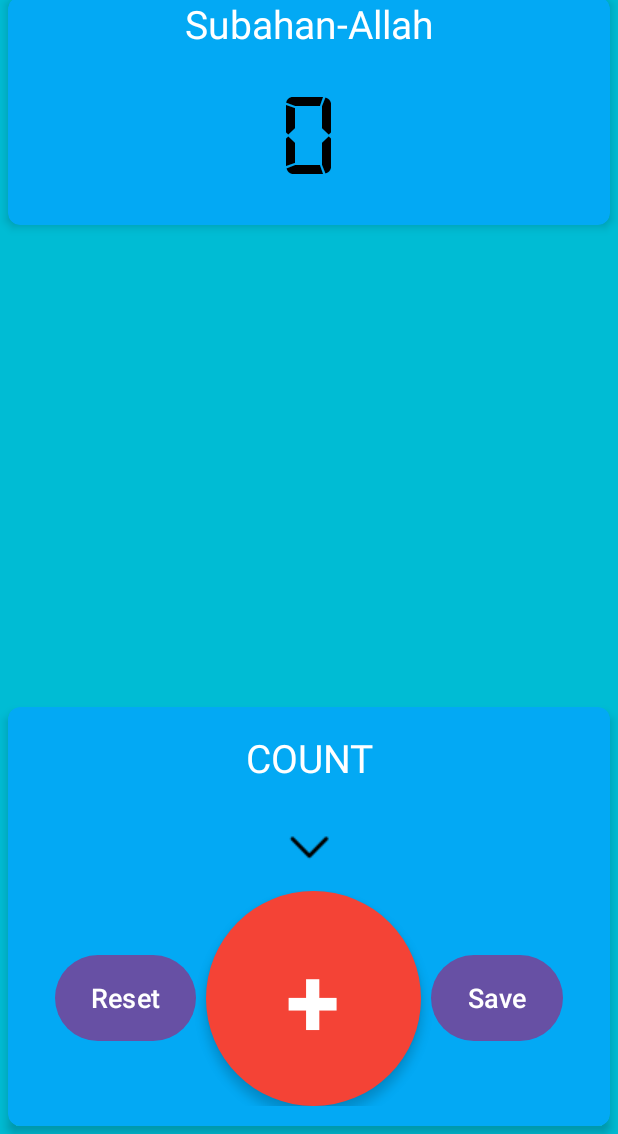
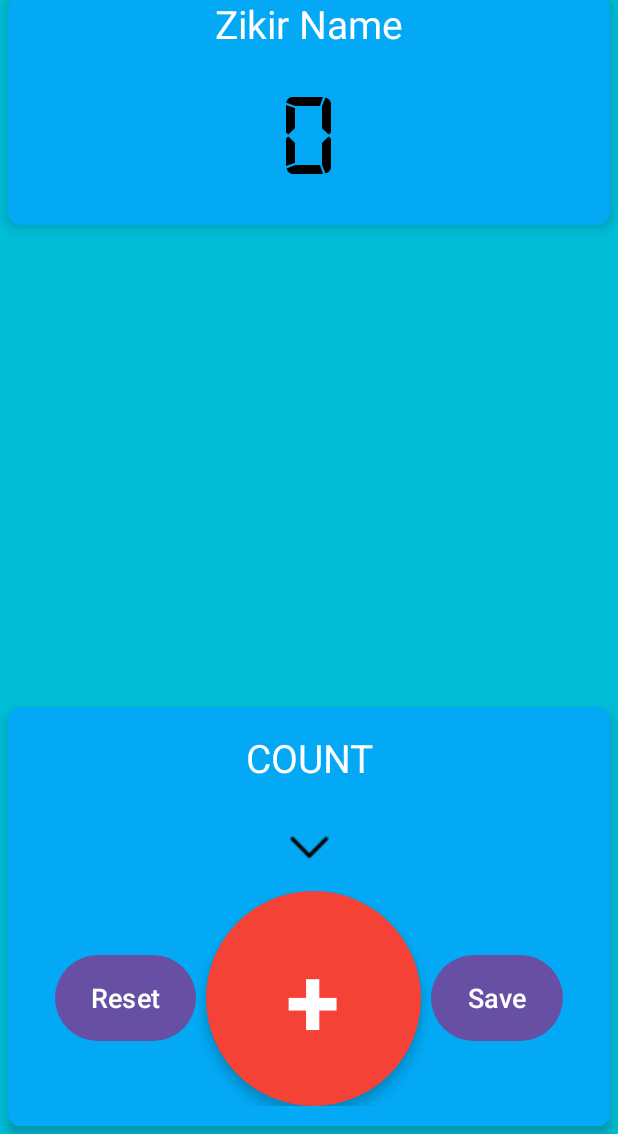
Before and after one commit to imraj2020/ZikirCounter, an Android app: the layout activity_main.xml on its own in the app's theme, with its tools: preview values and no code run, on a phone screen of 412 x 824 dp, the part 102-1236 px from its top. Run offline under Robolectric (Android 15) with nearby library versions, the phone set to English and light mode, and no system bars.

Commit message:
3rd commit

```diff
--- a/app/src/main/java/com/cse/zikircounter/RoomDB/ZikirCountDAO.kt
+++ b/app/src/main/java/com/cse/zikircounter/RoomDB/ZikirCountDAO.kt
@@ -24,8 +24,12 @@ interface ZikirCountDAO {
     //Read
     @Query("SELECT * FROM ZikirCount")
     fun AllCount(): List<ZikirCount>
+    @Query("SELECT * FROM ZikirCount WHERE name = :name")
+    fun getZikirCountByName(name: String): ZikirCount?
 
 
+    @Query("DELETE FROM ZikirCount WHERE name = :itemName")
+     fun deleteItemByName(itemName: String)
 
 
 }
--- /dev/null
+++ b/app/src/main/res/drawable/deletebtn.xml
@@ -0,0 +1,5 @@
+<vector android:height="24dp" android:tint="#BA2626"
+    android:viewportHeight="24" android:viewportWidth="24"
+    android:width="24dp" xmlns:android="http://schemas.android.com/apk/res/android">
+    <path android:fillColor="@android:color/white" android:pathData="M15,16h4v2h-4zM15,8h7v2h-7zM15,12h6v2h-6zM3,18c0,1.1 0.9,2 2,2h6c1.1,0 2,-0.9 2,-2L13,8L3,8v10zM14,5h-3l-1,-1L6,4L5,5L2,5v2h12z"/>
+</vector>
--- a/app/src/main/res/layout/activity_main.xml
+++ b/app/src/main/res/layout/activity_main.xml
@@ -4,15 +4,46 @@
     xmlns:tools="http://schemas.android.com/tools"
     android:layout_width="match_parent"
     android:layout_height="match_parent"
+    android:background="#00BCD4"
     android:orientation="vertical"
-    android:background="#00BCD4"
     tools:context=".MainActivity">
 
-    <LinearLayout
+    <RelativeLayout
+        android:id="@+id/myRelativeLayout"
+        android:layout_width="match_parent"
+        android:layout_height="match_parent"
+        android:visibility="gone">
+
+        <ScrollView
+            android:id="@+id/myscrollview"
+            android:layout_width="match_parent"
+            android:layout_height="match_parent"
+            android:layout_above="@id/backbtn">
+
+            <androidx.recyclerview.widget.RecyclerView
+                android:id="@+id/recyclerView"
                 android:layout_width="match_parent"
                 android:layout_height="wrap_content"
+                android:padding="@dimen/_10sdp"/>
+
+        </ScrollView>
+
+        <Button
+            android:id="@+id/backbtn"
+            android:layout_width="match_parent"
+            android:layout_height="wrap_content"
+            android:text="BACK"
+            android:layout_alignParentBottom="true"
+            android:gravity="center"/>
+
+    </RelativeLayout>
+
+    <LinearLayout
         android:id="@+id/mylinear"
-        android:orientation="horizontal">
+        android:layout_width="match_parent"
+        android:layout_height="wrap_content"
+        android:orientation="horizontal"
+        android:visibility="visible">
 
         <ImageView
             android:id="@+id/menu"
@@ -22,27 +53,29 @@
             android:layout_marginTop="5dp"
             android:layout_marginEnd="5dp"
             android:layout_marginBottom="5dp"
-        android:src="@drawable/menu">
-    </ImageView>
+            android:src="@drawable/menu"></ImageView>
+
         <TextView
             android:layout_width="match_parent"
             android:layout_height="wrap_content"
+            android:layout_gravity="center"
             android:gravity="center"
-            android:layout_gravity="center"
-            android:textSize="@dimen/_20sdp"
+            android:text="ZIKIR COUNTER"
             android:textColor="#3F51B5"
-            android:text="ZIKIR COUNTER"></TextView>
+            android:textSize="@dimen/_20sdp"></TextView>
 
     </LinearLayout>
 
     <androidx.cardview.widget.CardView
+        android:id="@+id/zikirnumcard"
         android:layout_width="match_parent"
         android:layout_height="wrap_content"
+        android:layout_below="@+id/mylinear"
         android:layout_margin="5dp"
+        android:visibility="visible"
+        app:cardBackgroundColor="#03A9F4"
         app:cardCornerRadius="8dp"
         app:cardElevation="4dp"
-        app:cardBackgroundColor="#03A9F4"
-        android:layout_below="@+id/mylinear"
 
         >
 
@@ -60,18 +93,18 @@
                 android:layout_width="match_parent"
                 android:layout_height="wrap_content"
                 android:layout_marginBottom="@dimen/_20sdp"
+                android:gravity="center"
+                android:text="Zikir Name"
                 android:textColor="@color/white"
-        android:gravity="center"
-        android:text="Subahan-Allah"
                 android:textSize="@dimen/_20sdp" />
 
             <TextView
                 android:id="@+id/scoreTv"
                 android:layout_width="wrap_content"
                 android:layout_height="wrap_content"
+                android:layout_gravity="center"
                 android:fontFamily="@font/digital7"
                 android:gravity="center"
-        android:layout_gravity="center"
                 android:includeFontPadding="false"
                 android:paddingBottom="@dimen/_10ssp"
                 android:text="@string/score_placeholder"
@@ -84,15 +117,16 @@
     </androidx.cardview.widget.CardView>
 
     <androidx.cardview.widget.CardView
+        android:id="@+id/zikirbuttoncard"
         android:layout_width="match_parent"
         android:layout_height="wrap_content"
+        android:layout_alignParentBottom="true"
         android:layout_margin="5dp"
+        android:layout_marginBottom="@dimen/_50sdp"
+        android:visibility="visible"
+        app:cardBackgroundColor="#03A9F4"
         app:cardCornerRadius="8dp"
-        app:cardElevation="4dp"
-        app:cardBackgroundColor="#03A9F4"
-        android:layout_alignParentBottom="true"
-        android:layout_marginBottom="@dimen/_50sdp"
-        >
+        app:cardElevation="4dp">
 
         <LinearLayout
             android:layout_width="match_parent"
@@ -104,9 +138,9 @@
                 android:layout_width="match_parent"
                 android:layout_height="wrap_content"
                 android:layout_marginBottom="@dimen/_20sdp"
-                android:textColor="@color/white"
                 android:gravity="center"
                 android:text="COUNT"
+                android:textColor="@color/white"
                 android:textSize="@dimen/_20sdp" />
 
 
```
Also changed, not shown: app/src/main/java/com/cse/zikircounter/MainActivity.kt (+123 -9 lines), app/src/main/java/com/cse/zikircounter/RecycleView/ZikirCountAdapter.kt (added, +68 -0 lines), app/src/main/java/com/cse/zikircounter/RoomDB/ZikirCount.kt (+3 -5 lines), app/src/main/java/com/cse/zikircounter/RoomDB/ZikirDatabase.kt (+23 -1 lines), app/src/main/res/layout/alart_dialogue_zikir_name.xml (added, +13 -0 lines), app/src/main/res/layout/item_zikir_count.xml (added, +67 -0 lines), app/src/main/res/drawable/deletebutton.png (added). Lines whose indentation alone changed are shown as unchanged.
